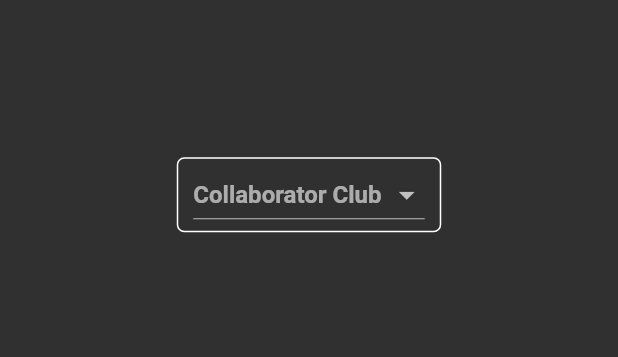
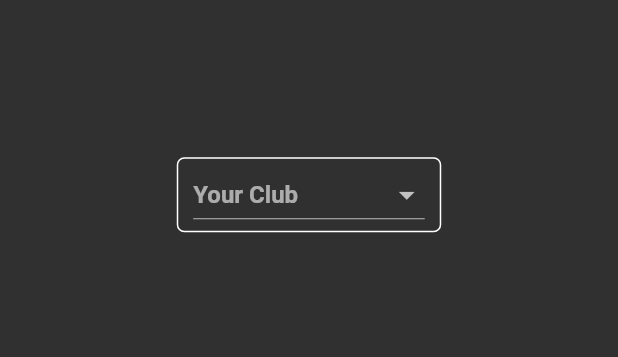
Before and after one commit to hridaypradhan/dbms_project, a Flutter app: the AddTransactionForm widget shown alone on an empty page, opened directly, after a tap on "Submit", on a phone screen of 412 x 824 dp. Shown: the top 357 px of the screen. Run offline on Flutter 3.47's test engine with Material 2 defaults, Android fonts, the phone set to English and light mode, and no system bars; our stand-ins replace date_time_picker, sqflite; missing offline and left inert: expand_widget, ff_navigation_bar, simple_coverflow; accounts and stored records are empty.

Commit message:
End fixes

```diff
--- a/lib/screens/balances_screen/balances_screen.dart
+++ b/lib/screens/balances_screen/balances_screen.dart
@@ -47,7 +47,7 @@ class BalancesScreen extends StatelessWidget {
                         borderRadius: BorderRadius.circular(25.0),
                       ),
                       child: Text(
-                        'Debit \n₹${_balances.income}',
+                        'Credit \n₹${_balances.income}',
                         textAlign: TextAlign.center,
                         style: TextStyle(
                           fontSize: 20.0,
@@ -66,7 +66,7 @@ class BalancesScreen extends StatelessWidget {
                         borderRadius: BorderRadius.circular(25.0),
                       ),
                       child: Text(
-                        'Credit \n₹${_balances.expense}',
+                        'Debit \n₹${_balances.expense}',
                         textAlign: TextAlign.center,
                         style: TextStyle(
                           fontSize: 20.0,
--- a/lib/screens/home_screen/widgets/add_transaction_form.dart
+++ b/lib/screens/home_screen/widgets/add_transaction_form.dart
@@ -241,8 +241,9 @@ class _AddTransactionFormState extends State<AddTransactionForm> {
                     : 'Unspecified',
                 amount: double.parse(_amountController.text),
                 dateTime: _chosenDateTime ?? DateTime.now(),
-                paymentMethod: getPaymentMethod(_chosenPaymentMethod) ??
-                    PaymentMethod.Cash,
+                paymentMethod: _chosenPaymentMethod == null
+                    ? throw Exception
+                    : getPaymentMethod(_chosenPaymentMethod),
                 paymentCategory: getPaymentCategory(_chosenCategory) ??
                     PaymentCategory.Transport,
                 transactionDirection: getDirection(_chosenDirection) ??
--- a/lib/screens/home_screen/widgets/recent_club_transaction.dart
+++ b/lib/screens/home_screen/widgets/recent_club_transaction.dart
@@ -13,13 +13,13 @@ class RecentClubTransaction extends StatelessWidget {
   RecentClubTransaction({this.clubTransaction});
   @override
   Widget build(BuildContext context) {
-    print('"${clubTransaction.description}"');
     return ListTile(
       leading: getPaymentCategoryIcon(clubTransaction.paymentCategory),
       title: Text('${clubTransaction.payer} to ${clubTransaction.payee}'),
       subtitle: ExpandText(
-        'Date: ${_getDate(clubTransaction)}\nReason: ${clubTransaction.description}\nCategory: ${getCategoryName(clubTransaction)} \nPayment Method: ${getPaymentMethodName(clubTransaction)}',
+        'Date: ${_getDate(clubTransaction)}\nDescription: ${clubTransaction.description}\nCategory: ${getCategoryName(clubTransaction)}\nPayment Method: ${getPaymentMethodName(clubTransaction)}',
         maxLines: 1,
+        textAlign: TextAlign.left,
         expandWidth: true,
       ),
       trailing: Row(
--- a/lib/screens/main_screen/widgets/add_initial_data_form.dart
+++ b/lib/screens/main_screen/widgets/add_initial_data_form.dart
@@ -66,7 +66,7 @@ class _AddInitialDataFormState extends State<AddInitialDataForm> {
                     );
                   },
                   hint: Text(
-                    'Collaborator Club',
+                    'Your Club',
                     style: TextStyle(
                       fontWeight: FontWeight.bold,
                     ),
```
